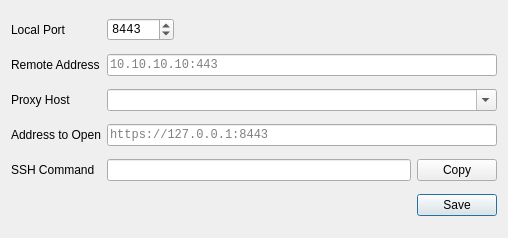
Before: the Qt Designer form tunnelconfig.ui in lukaslau/ssh-tunnel-manager, drawn with Qt 5.
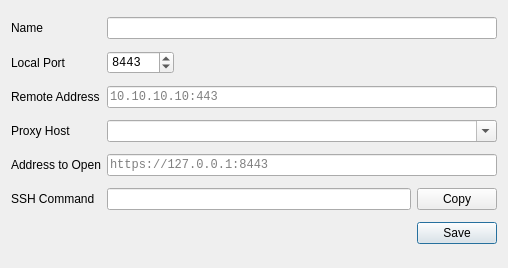
After: the same form once the commit is applied.

Commit message: fix: save new tunnels to config, add name editing, SSH failure alerts

Diff of the .ui file:
```diff
--- a/tunnelconfig.ui
+++ b/tunnelconfig.ui
@@ -7,14 +7,37 @@
     <x>0</x>
     <y>0</y>
     <width>508</width>
-    <height>238</height>
+    <height>268</height>
    </rect>
   </property>
   <property name="windowTitle">
    <string>Dialog</string>
   </property>
   <layout class="QGridLayout" name="gridLayout">
+   <item row="0" column="0">
+    <widget class="QLabel" name="label_name">
+     <property name="text">
+      <string>Name</string>
+     </property>
+    </widget>
+   </item>
+   <item row="0" column="1" colspan="2">
+    <widget class="QLineEdit" name="name_field">
+     <property name="font">
+      <font>
+       <family>Monospace</family>
+      </font>
+     </property>
+    </widget>
+   </item>
    <item row="1" column="0">
+    <widget class="QLabel" name="label_local_port">
+     <property name="text">
+      <string>Local Port</string>
+     </property>
+    </widget>
+   </item>
+   <item row="2" column="0">
     <widget class="QLabel" name="label_remote_address">
      <property name="text">
       <string>Remote Address</string>
@@ -22,53 +45,46 @@
     </widget>
    </item>
    <item row="3" column="0">
+    <widget class="QLabel" name="label_proxy_host">
+     <property name="text">
+      <string>Proxy Host</string>
+     </property>
+    </widget>
+   </item>
+   <item row="4" column="0">
     <widget class="QLabel" name="label_browser_open">
      <property name="text">
       <string>Address to Open</string>
      </property>
     </widget>
    </item>
-   <item row="0" column="0">
-    <widget class="QLabel" name="label_local_port">
-     <property name="text">
-      <string>Local Port</string>
-     </property>
-    </widget>
-   </item>
-   <item row="4" column="1">
-    <widget class="QLineEdit" name="ssh_command">
-     <property name="font">
-      <font>
-       <family>Monospace</family>
-      </font>
-     </property>
-     <property name="readOnly">
-      <bool>true</bool>
-     </property>
-    </widget>
-   </item>
-   <item row="4" column="0">
+   <item row="5" column="0">
     <widget class="QLabel" name="label_ssh_command">
      <property name="text">
       <string>SSH Command</string>
      </property>
     </widget>
    </item>
-   <item row="2" column="0">
-    <widget class="QLabel" name="label_proxy_host">
-     <property name="text">
-      <string>Proxy Host</string>
+   <item row="5" column="1">
+    <widget class="QLineEdit" name="ssh_command">
+     <property name="font">
+      <font>
+       <family>Monospace</family>
+      </font>
+     </property>
+     <property name="readOnly">
+      <bool>true</bool>
      </property>
     </widget>
    </item>
-   <item row="4" column="2">
+   <item row="5" column="2">
     <widget class="QPushButton" name="copy">
      <property name="text">
       <string>Copy</string>
      </property>
     </widget>
    </item>
-   <item row="3" column="1" colspan="2">
+   <item row="4" column="1" colspan="2">
     <widget class="QLineEdit" name="browser_open">
      <property name="font">
       <font>
@@ -80,7 +96,7 @@
      </property>
     </widget>
    </item>
-   <item row="2" column="1" colspan="2">
+   <item row="3" column="1" colspan="2">
     <widget class="QComboBox" name="proxy_host">
      <property name="font">
       <font>
@@ -92,7 +108,7 @@
      </property>
     </widget>
    </item>
-   <item row="1" column="1" colspan="2">
+   <item row="2" column="1" colspan="2">
     <widget class="QLineEdit" name="remote_address">
      <property name="font">
       <font>
@@ -107,7 +123,7 @@
      </property>
     </widget>
    </item>
-   <item row="5" column="0" colspan="3">
+   <item row="6" column="0" colspan="3">
     <layout class="QHBoxLayout" name="horizontalLayout">
      <item>
       <spacer name="horizontalSpacer">
@@ -134,7 +150,7 @@
      </item>
     </layout>
    </item>
-   <item row="0" column="1" colspan="2">
+   <item row="1" column="1" colspan="2">
     <layout class="QHBoxLayout" name="horizontalLayout_2">
      <item>
       <widget class="QSpinBox" name="local_port">
```
Left out of the diff: 1 changed line with no effect on the pictures. The commit also changes 2 other files.
